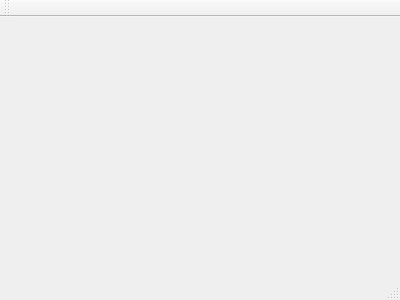
Before: the Qt Designer form data-logger/src/guitools/vjoycalibration/vjoycalibrationwindow.ui in linklab-uva/deepracing, drawn with Qt 5.
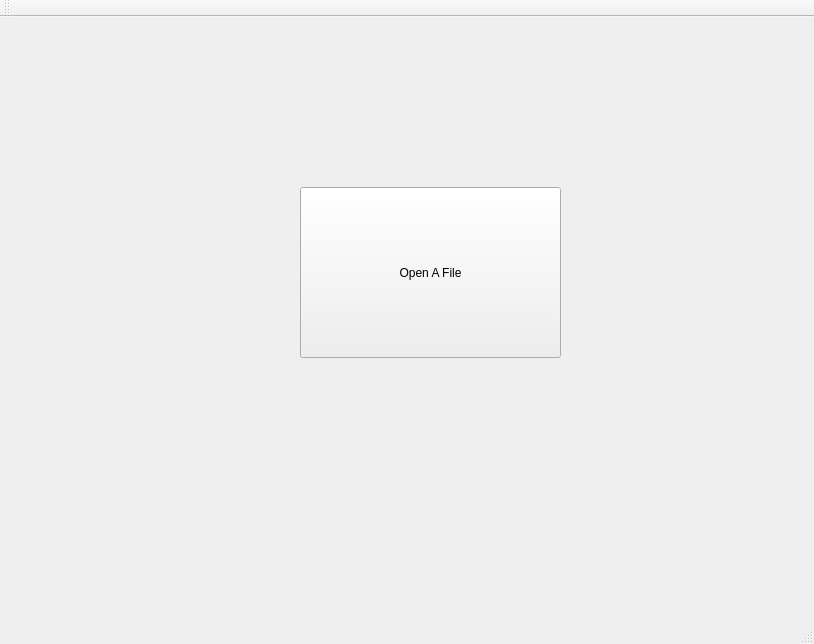
After: the same form once the commit is applied.

```diff
--- a/data-logger/src/guitools/vjoycalibration/vjoycalibrationwindow.ui
+++ b/data-logger/src/guitools/vjoycalibration/vjoycalibrationwindow.ui
@@ -1,24 +1,53 @@
 <ui version="4.0">
  <class>VjoyCalibrationWindow</class>
- <widget class="QMainWindow" name="VjoyCalibrationWindow" >
-  <property name="geometry" >
+ <widget class="QMainWindow" name="VjoyCalibrationWindow">
+  <property name="geometry">
    <rect>
     <x>0</x>
     <y>0</y>
-    <width>400</width>
-    <height>300</height>
+    <width>814</width>
+    <height>644</height>
    </rect>
   </property>
   <property name="windowTitle" >
    <string>VjoyCalibrationWindow</string>
   </property>
-  <widget class="QMenuBar" name="menuBar" />
-  <widget class="QToolBar" name="mainToolBar" />
-  <widget class="QWidget" name="centralWidget" />
-  <widget class="QStatusBar" name="statusBar" />
+  <widget class="QWidget" name="centralWidget">
+   <widget class="QPushButton" name="openFile">
+    <property name="geometry">
+     <rect>
+      <x>300</x>
+      <y>170</y>
+      <width>261</width>
+      <height>171</height>
+     </rect>
+    </property>
+    <property name="text">
+     <string>Open A File</string>
+    </property>
+   </widget>
+  </widget>
+  <widget class="QMenuBar" name="menuBar">
+   <property name="geometry">
+    <rect>
+     <x>0</x>
+     <y>0</y>
+     <width>814</width>
+     <height>21</height>
+    </rect>
+   </property>
+  </widget>
+  <widget class="QToolBar" name="mainToolBar">
+   <attribute name="toolBarArea">
+    <enum>TopToolBarArea</enum>
+   </attribute>
+   <attribute name="toolBarBreak">
+    <bool>false</bool>
+   </attribute>
+  </widget>
+  <widget class="QStatusBar" name="statusBar"/>
  </widget>
- <layoutDefault spacing="6" margin="11" />
- <pixmapfunction></pixmapfunction>
+ <layoutdefault spacing="6" margin="11"/>
  <resources/>
  <connections/>
 </ui>
```
Left out of the diff: 3 changed lines with no effect on the pictures.
